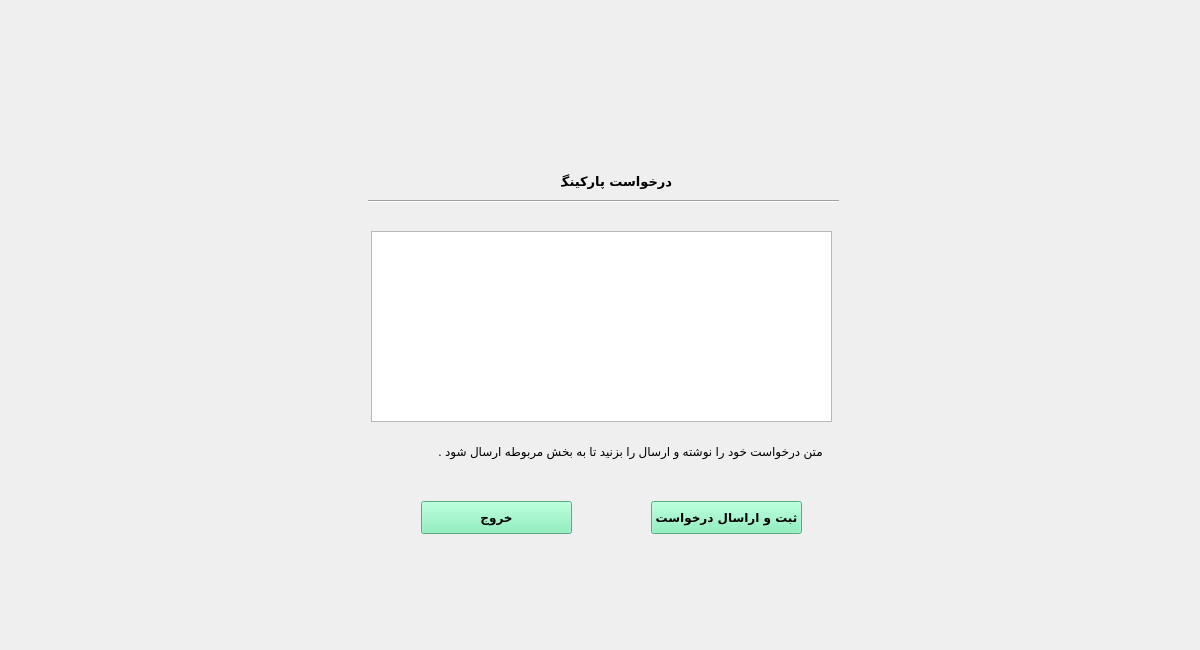
First picture: the form in teacherrequest.ui, repository AliRn76/Student-Portal, before the edit.
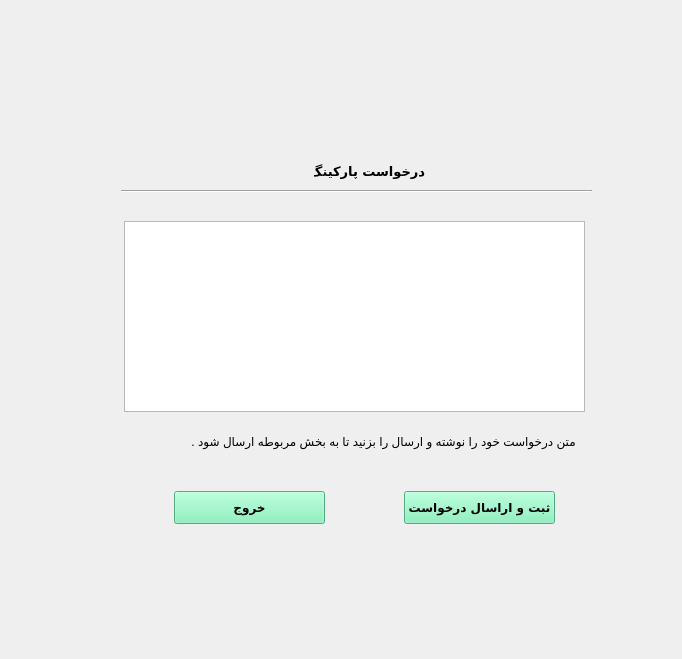
Second picture: the form after the edit. The open tabs and pages were chosen to show the change.

Commit message: change size of request page

What changed in the file:
```diff
--- a/teacherrequest.ui
+++ b/teacherrequest.ui
@@ -6,8 +6,8 @@
    <rect>
     <x>0</x>
     <y>0</y>
-    <width>1200</width>
-    <height>650</height>
+    <width>682</width>
+    <height>659</height>
    </rect>
   </property>
   <property name="windowTitle">
@@ -295,8 +295,8 @@
       <widget class="QLabel" name="label_15">
        <property name="geometry">
         <rect>
-         <x>550</x>
-         <y>160</y>
+         <x>303</x>
+         <y>150</y>
          <width>111</width>
          <height>20</height>
         </rect>
@@ -316,8 +316,8 @@
       <widget class="Line" name="line_2">
        <property name="geometry">
         <rect>
-         <x>357</x>
-         <y>180</y>
+         <x>110</x>
+         <y>170</y>
          <width>471</width>
          <height>20</height>
         </rect>
@@ -329,8 +329,8 @@
       <widget class="QPlainTextEdit" name="plainTextEdit">
        <property name="geometry">
         <rect>
-         <x>360</x>
-         <y>220</y>
+         <x>113</x>
+         <y>210</y>
          <width>461</width>
          <height>191</height>
         </rect>
@@ -342,8 +342,8 @@
       <widget class="QLabel" name="label">
        <property name="geometry">
         <rect>
-         <x>364</x>
-         <y>430</y>
+         <x>117</x>
+         <y>420</y>
          <width>451</width>
          <height>20</height>
         </rect>
@@ -358,8 +358,8 @@
       <widget class="QPushButton" name="pushButton_5">
        <property name="geometry">
         <rect>
-         <x>640</x>
-         <y>490</y>
+         <x>393</x>
+         <y>480</y>
          <width>151</width>
          <height>33</height>
         </rect>
@@ -388,8 +388,8 @@
       <widget class="QPushButton" name="pushButton_6">
        <property name="geometry">
         <rect>
-         <x>410</x>
-         <y>490</y>
+         <x>163</x>
+         <y>480</y>
          <width>151</width>
          <height>33</height>
         </rect>
```
Left out of the diff: 36 changed lines with no effect on the pictures.
